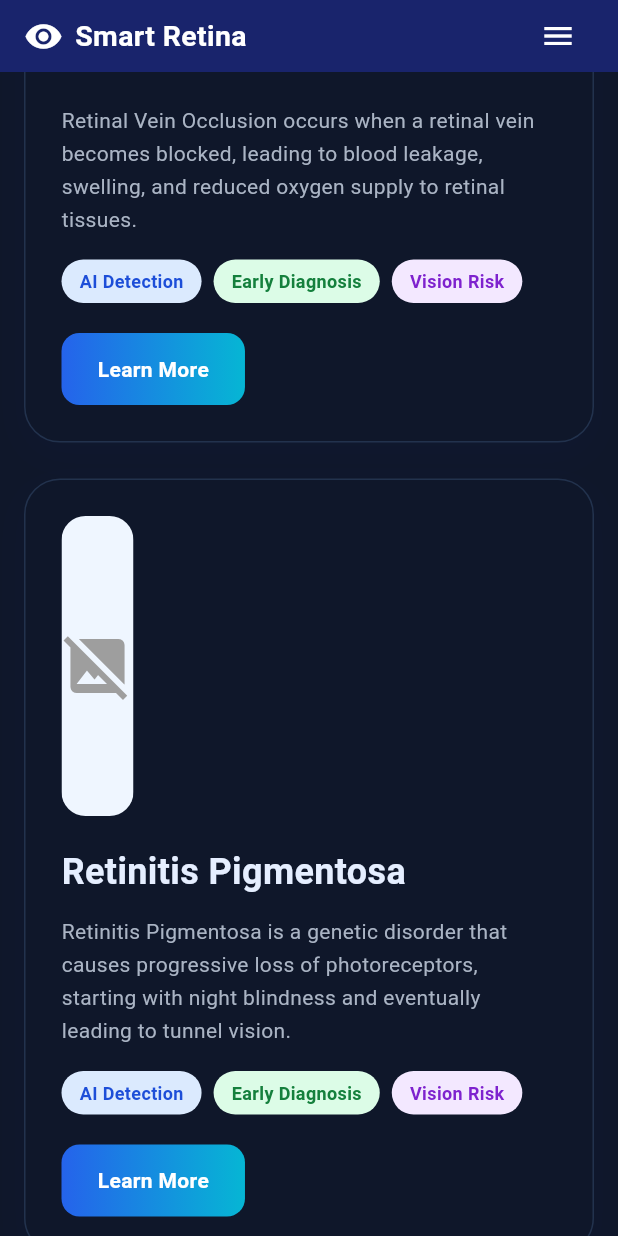
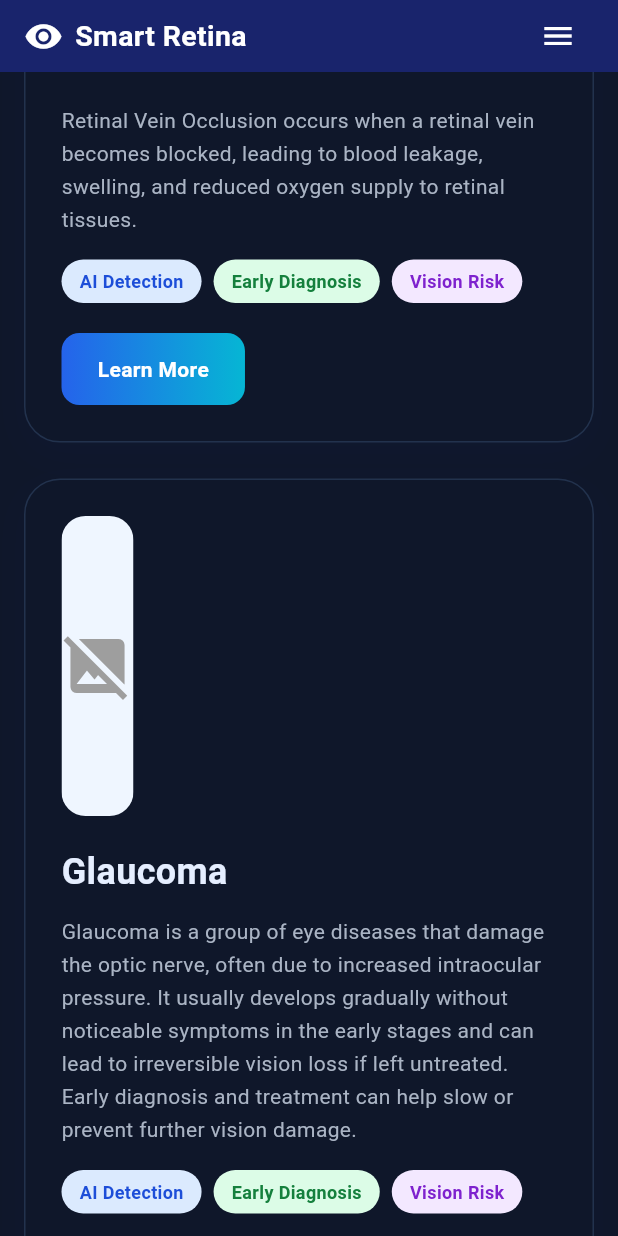
Before and after one commit to MohammadTamer/Flutter-SmartRetina-Front, a Flutter app: the DiseasesView screen opened by its route, scrolled down 1728 dp, on a phone screen of 412 x 824 dp. Run offline on Flutter 3.47's test engine with Material 3 defaults, Android fonts, the phone set to English and light mode, and no system bars; our stand-ins replace google_sign_in, image_picker, shared_preferences; accounts and stored records are empty; network calls fail.

Commit message:
diseases modified

```diff
--- a/lib/views/diseases/diseases_view.dart
+++ b/lib/views/diseases/diseases_view.dart
@@ -39,12 +39,12 @@ class DiseasesView extends StatelessWidget {
           'https://my.clevelandclinic.org/health/diseases/14206-retinal-vein-occlusion-rvo',
     ),
     _Disease(
-      title: 'Retinitis Pigmentosa',
-      desc: 'Inherited retinal degeneration affecting night vision.',
+      title: 'Glaucoma',
+      desc: 'Progressive optic nerve damage often linked to high eye pressure.',
       longDesc:
-          'Retinitis Pigmentosa is a genetic disorder that causes progressive loss of photoreceptors, starting with night blindness and eventually leading to tunnel vision.',
+          'Glaucoma is a group of eye diseases that damage the optic nerve, often due to increased intraocular pressure. It usually develops gradually without noticeable symptoms in the early stages and can lead to irreversible vision loss if left untreated. Early diagnosis and treatment can help slow or prevent further vision damage.',
       img: 'https://smartretina.vercel.app/retinal_pigmentosa.png',
-      slug: 'https://en.wikipedia.org/wiki/Retinitis_pigmentosa',
+      slug: 'https://en.wikipedia.org/wiki/Glaucoma',
     ),
     _Disease(
       title: 'Retinal Detachment',
```
